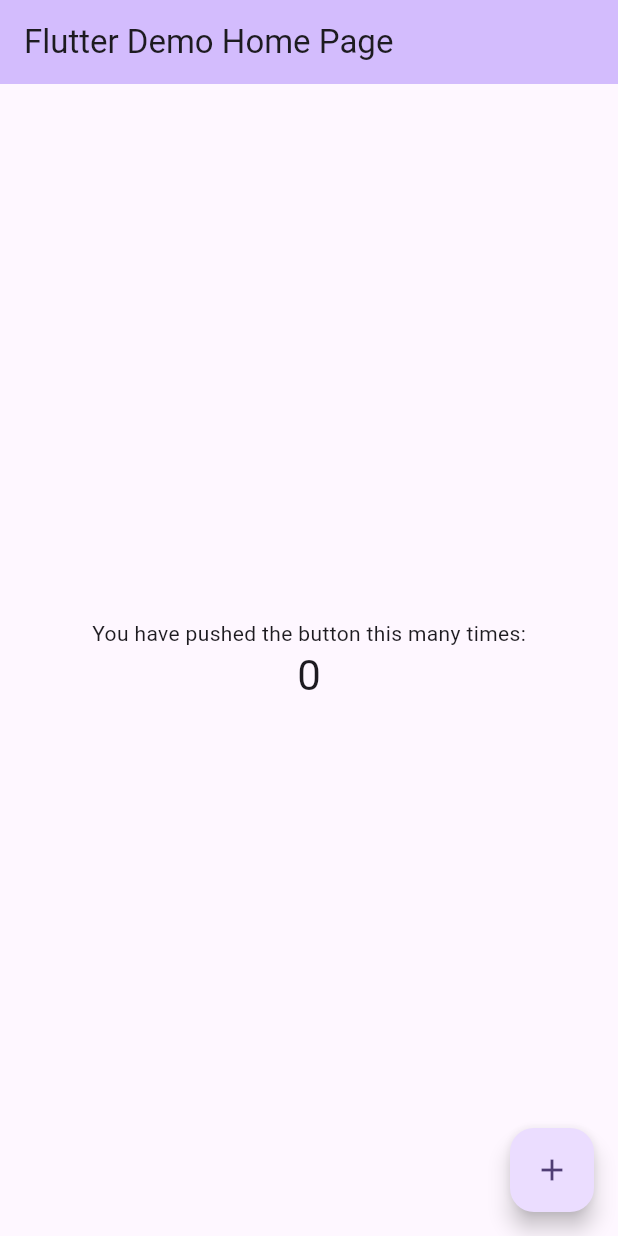
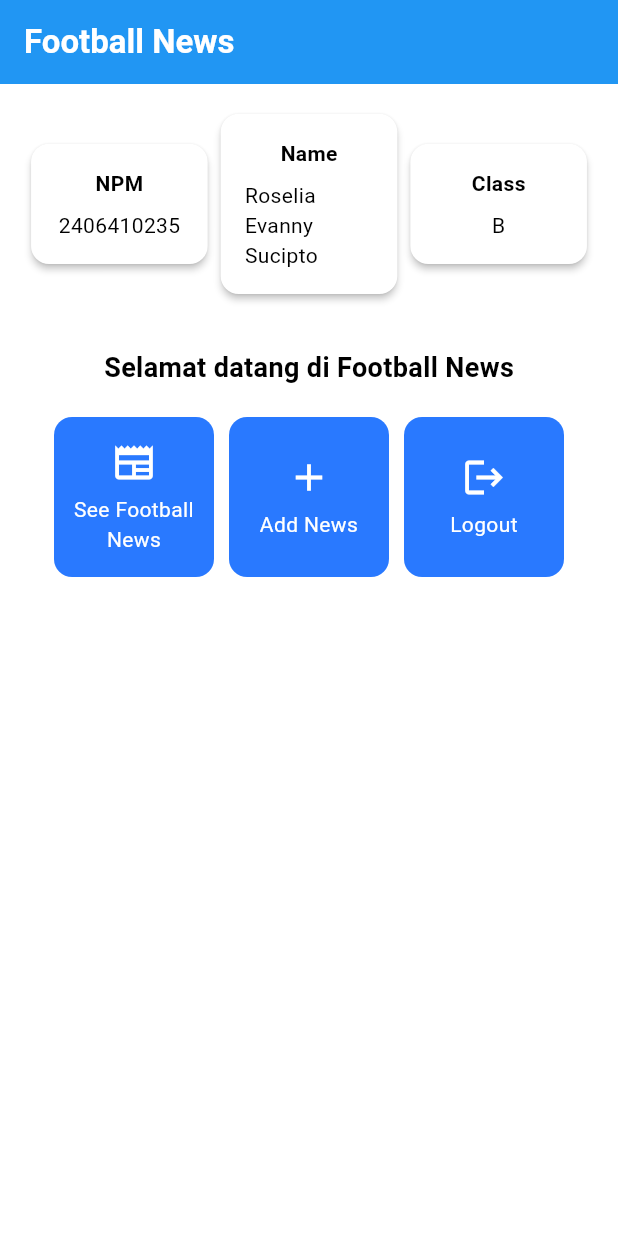
Before and after one commit to roseliaevanny/football-news-mobile, a Flutter app: the screen it shows after launch, on a phone screen of 412 x 824 dp. Run offline on Flutter 3.47's test engine with Material 3 defaults, Android fonts, the phone set to English and light mode, and no system bars.

Commit message:
tutorial 6 selesai

```diff
--- a/lib/main.dart
+++ b/lib/main.dart
@@ -1,5 +1,5 @@
 import 'package:flutter/material.dart';
-
+import 'package:football_news/menu.dart';
 void main() {
   runApp(const MyApp());
 }
@@ -28,95 +28,10 @@ class MyApp extends StatelessWidget {
         //
         // This works for code too, not just values: Most code changes can be
         // tested with just a hot reload.
-        colorScheme: ColorScheme.fromSeed(seedColor: Colors.deepPurple),
+        colorScheme: ColorScheme.fromSwatch(primarySwatch: Colors.blue)
+            .copyWith(secondary: Colors.blueAccent[400]),
       ),
-      home: const MyHomePage(title: 'Flutter Demo Home Page'),
+      home: MyHomePage(),
     );
   }
 }
-
-class MyHomePage extends StatefulWidget {
-  const MyHomePage({super.key, required this.title});
-
-  // This widget is the home page of your application. It is stateful, meaning
-  // that it has a State object (defined below) that contains fields that affect
-  // how it looks.
-
-  // This class is the configuration for the state. It holds the values (in this
-  // case the title) provided by the parent (in this case the App widget) and
-  // used by the build method of the State. Fields in a Widget subclass are
-  // always marked "final".
-
-  final String title;
-
-  @override
-  State<MyHomePage> createState() => _MyHomePageState();
-}
-
-class _MyHomePageState extends State<MyHomePage> {
-  int _counter = 0;
-
-  void _incrementCounter() {
-    setState(() {
-      // This call to setState tells the Flutter framework that something has
-      // changed in this State, which causes it to rerun the build method below
-      // so that the display can reflect the updated values. If we changed
-      // _counter without calling setState(), then the build method would not be
-      // called again, and so nothing would appear to happen.
-      _counter++;
-    });
-  }
-
-  @override
-  Widget build(BuildContext context) {
-    // This method is rerun every time setState is called, for instance as done
-    // by the _incrementCounter method above.
-    //
-    // The Flutter framework has been optimized to make rerunning build methods
-    // fast, so that you can just rebuild anything that needs updating rather
-    // than having to individually change instances of widgets.
-    return Scaffold(
-      appBar: AppBar(
-        // TRY THIS: Try changing the color here to a specific color (to
-        // Colors.amber, perhaps?) and trigger a hot reload to see the AppBar
-        // change color while the other colors stay the same.
-        backgroundColor: Theme.of(context).colorScheme.inversePrimary,
-        // Here we take the value from the MyHomePage object that was created by
-        // the App.build method, and use it to set our appbar title.
-        title: Text(widget.title),
-      ),
-      body: Center(
-        // Center is a layout widget. It takes a single child and positions it
-        // in the middle of the parent.
-        child: Column(
-          // Column is also a layout widget. It takes a list of children and
-          // arranges them vertically. By default, it sizes itself to fit its
-          // children horizontally, and tries to be as tall as its parent.
-          //
-          // Column has various properties to control how it sizes itself and
-          // how it positions its children. Here we use mainAxisAlignment to
-          // center the children vertically; the main axis here is the vertical
-          // axis because Columns are vertical (the cross axis would be
-          // horizontal).
-          //
-          // TRY THIS: Invoke "debug painting" (choose the "Toggle Debug Paint"
-          // action in the IDE, or press "p" in the console), to see the
-          // wireframe for each widget.
-          mainAxisAlignment: MainAxisAlignment.center,
-          children: <Widget>[
-            const Text('You have pushed the button this many times:'),
-            Text(
-              '$_counter',
-              style: Theme.of(context).textTheme.headlineMedium,
-            ),
-          ],
-        ),
-      ),
-      floatingActionButton: FloatingActionButton(
-        onPressed: _incrementCounter,
-        tooltip: 'Increment',
-        child: const Icon(Icons.add),
-      ), // This trailing comma makes auto-formatting nicer for build methods.
-    );
-  }
-}
--- /dev/null
+++ b/lib/menu.dart
@@ -0,0 +1,188 @@
+import 'package:flutter/material.dart';
+
+class MyHomePage extends StatelessWidget {
+  MyHomePage({super.key});
+
+  final String nama = "Roselia Evanny Sucipto"; //nama
+  final String npm = "2406410235"; //npm
+  final String kelas = "B"; //kelas
+
+  final List<ItemHomepage> items = [
+    ItemHomepage("See Football News", Icons.newspaper),
+    ItemHomepage("Add News", Icons.add),
+    ItemHomepage("Logout", Icons.logout),
+  ];
+
+  @override
+  Widget build(BuildContext context) {
+    // Scaffold menyediakan struktur dasar halaman dengan AppBar dan body.
+    return Scaffold(
+      // AppBar adalah bagian atas halaman yang menampilkan judul.
+        appBar: AppBar(
+          // Judul aplikasi "Football News" dengan teks putih dan tebal.
+          title: const Text(
+            'Football News',
+            style: TextStyle(
+              color: Colors.white,
+              fontWeight: FontWeight.bold,
+            ),
+          ),
+          // Warna latar belakang AppBar diambil dari skema warna tema aplikasi.
+          backgroundColor: Theme.of(context).colorScheme.primary,
+        ),
+        // Body halaman dengan padding di sekelilingnya.
+        body: Padding(
+          padding: const EdgeInsets.all(16.0),
+          // Menyusun widget secara vertikal dalam sebuah kolom.
+          child: Column(
+            crossAxisAlignment: CrossAxisAlignment.center,
+            children: [
+              // Row untuk menampilkan 3 InfoCard secara horizontal.
+              Row(
+                mainAxisAlignment: MainAxisAlignment.spaceEvenly,
+                children: [
+                  InfoCard(title: 'NPM', content: npm),
+                  InfoCard(title: 'Name', content: nama),
+                  InfoCard(title: 'Class', content: kelas),
+                ],
+              ),
+
+              // Memberikan jarak vertikal 16 unit.
+              const SizedBox(height: 16.0),
+
+              // Menempatkan widget berikutnya di tengah halaman.
+              Center(
+                child: Column(
+                  // Menyusun teks dan grid item secara vertikal.
+
+                  children: [
+                    // Menampilkan teks sambutan dengan gaya tebal dan ukuran 18.
+                    const Padding(
+                      padding: EdgeInsets.only(top: 16.0),
+                      child: Text(
+                        'Selamat datang di Football News',
+                        style: TextStyle(
+                          fontWeight: FontWeight.bold,
+                          fontSize: 18.0,
+                        ),
+                      ),
+                    ),
+
+                    // Grid untuk menampilkan ItemCard dalam bentuk grid 3 kolom.
+                    GridView.count(
+                      primary: true,
+                      padding: const EdgeInsets.all(20),
+                      crossAxisSpacing: 10,
+                      mainAxisSpacing: 10,
+                      crossAxisCount: 3,
+                      // Agar grid menyesuaikan tinggi kontennya.
+                      shrinkWrap: true,
+
+                      // Menampilkan ItemCard untuk setiap item dalam list items.
+                      children: items.map((ItemHomepage item) {
+                        return ItemCard(item);
+                      }).toList(),
+                    ),
+                  ],
+                ),
+              ),
+            ],
+          ),
+        ),
+    );
+  }
+}
+
+class InfoCard extends StatelessWidget {
+  // Kartu informasi yang menampilkan title dan content.
+
+  final String title;  // Judul kartu.
+  final String content;  // Isi kartu.
+
+  const InfoCard({super.key, required this.title, required this.content});
+
+  @override
+  Widget build(BuildContext context) {
+    return Card(
+      // Membuat kotak kartu dengan bayangan dibawahnya.
+      elevation: 2.0,
+      child: Container(
+        // Mengatur ukuran dan jarak di dalam kartu.
+        width: MediaQuery.of(context).size.width / 3.5, // menyesuaikan dengan lebar device yang digunakan.
+        padding: const EdgeInsets.all(16.0),
+        // Menyusun title dan content secara vertikal.
+        child: Column(
+          children: [
+            Text(
+              title,
+              style: const TextStyle(fontWeight: FontWeight.bold),
+            ),
+            const SizedBox(height: 8.0),
+            Text(content),
+          ],
+        ),
+      ),
+    );
+  }
+}
+
+class ItemHomepage {
+  final String name;
+  final IconData icon;
+
+  ItemHomepage(this.name, this.icon);
+}
+
+class ItemCard extends StatelessWidget {
+  // Menampilkan kartu dengan ikon dan nama.
+
+  final ItemHomepage item;
+
+  const ItemCard(this.item, {super.key});
+
+  @override
+  Widget build(BuildContext context) {
+    return Material(
+      // Menentukan warna latar belakang dari tema aplikasi.
+      color: Theme.of(context).colorScheme.secondary,
+      // Membuat sudut kartu melengkung.
+      borderRadius: BorderRadius.circular(12),
+
+      child: InkWell(
+        // Aksi ketika kartu ditekan.
+        onTap: () {
+          // Menampilkan pesan SnackBar saat kartu ditekan.
+          ScaffoldMessenger.of(context)
+            ..hideCurrentSnackBar()
+            ..showSnackBar(
+                SnackBar(content: Text("Kamu telah menekan tombol ${item.name}!"))
+            );
+        },
+        // Container untuk menyimpan Icon dan Text
+        child: Container(
+          padding: const EdgeInsets.all(8),
+          child: Center(
+            child: Column(
+              // Menyusun ikon dan teks di tengah kartu.
+              mainAxisAlignment: MainAxisAlignment.center,
+              children: [
+                Icon(
+                  item.icon,
+                  color: Colors.white,
+                  size: 30.0,
+                ),
+                const Padding(padding: EdgeInsets.all(3)),
+                Text(
+                  item.name,
+                  textAlign: TextAlign.center,
+                  style: const TextStyle(color: Colors.white),
+                ),
+              ],
+            ),
+          ),
+        ),
+      ),
+    );
+  }
+
+}
```
